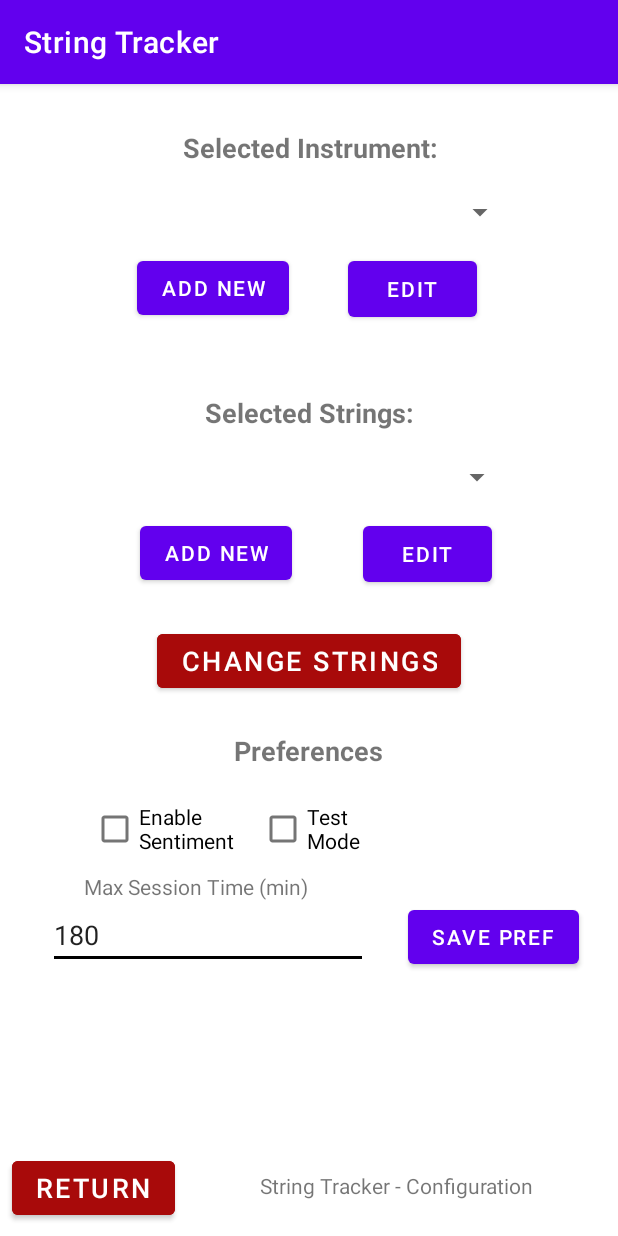
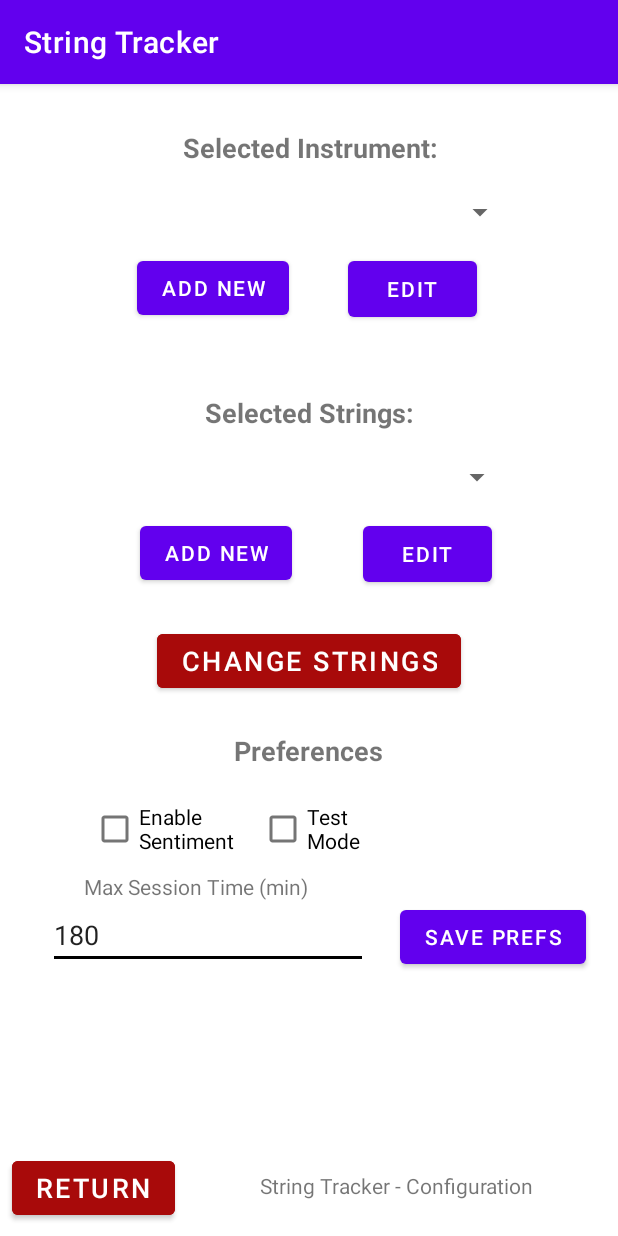
Before and after one commit to ShantingLiu/StringTracker, an Android app: the Configuration2 screen opened directly, with no data from a screen before it, on a phone screen of 412 x 824 dp. Run offline under Robolectric (Android 15) with nearby library versions, the phone set to English and light mode, and no system bars; 1 statement that could not run was skipped.

Commit message:
Tweak to button name in Config2

```diff
--- a/app/src/main/res/layout/activity_configuration2.xml
+++ b/app/src/main/res/layout/activity_configuration2.xml
@@ -149,7 +149,7 @@
       android:layout_width="wrap_content"
       android:layout_height="wrap_content"
       android:layout_marginTop="136dp"
-      android:text="Save Pref"
+      android:text="Save Prefs"
       app:layout_constraintEnd_toEndOf="parent"
       app:layout_constraintStart_toEndOf="@+id/editTextMaxSess"
       app:layout_constraintTop_toBottomOf="@+id/buttonChangeStr" />
--- a/build.gradle
+++ b/build.gradle
@@ -6,7 +6,7 @@ buildscript {
     }
     dependencies {
         classpath 'com.android.tools.build:gradle:4.1.3'
-
+        //implementation 'com.github.PhilJay:MPAndroidChart:v3.1.0'
         // NOTE: Do not place your application dependencies here; they belong
         // in the individual module build.gradle files
     }
```
